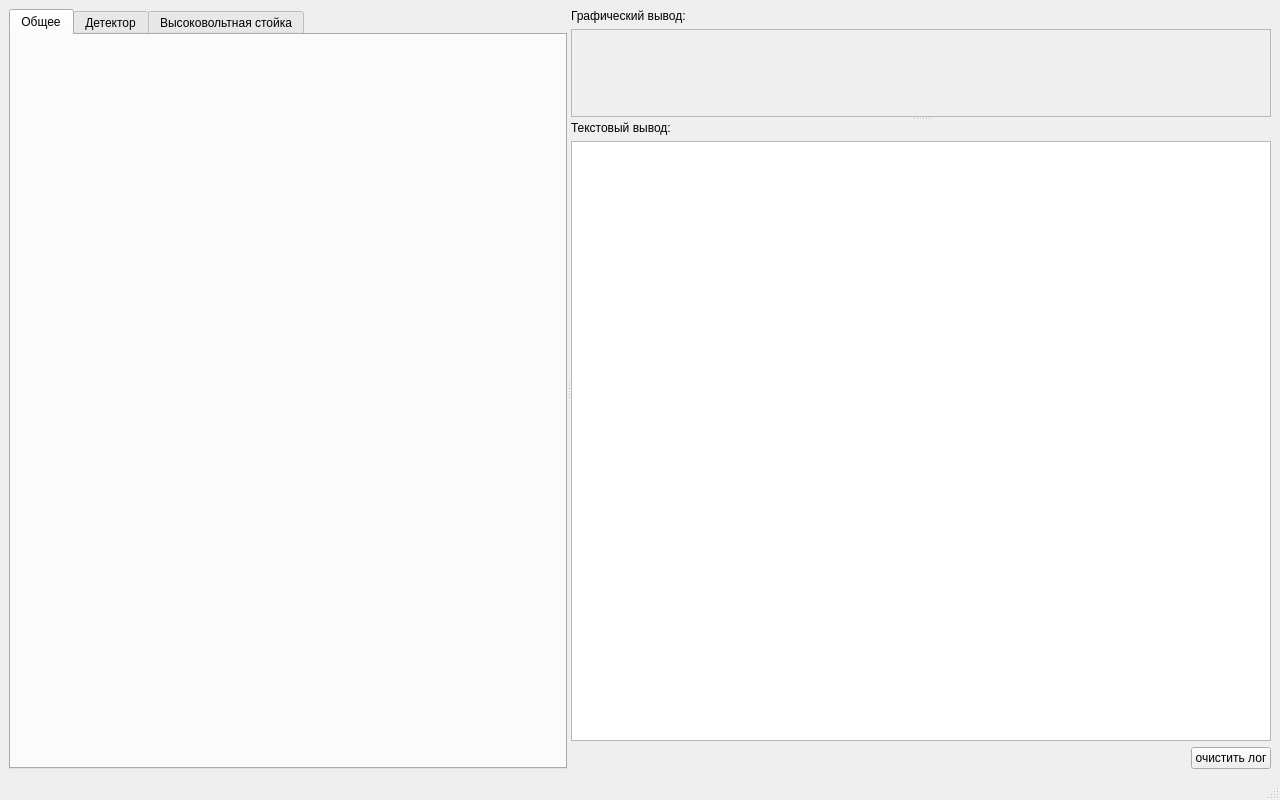
First picture: the form in CamacClient/camacclientform.ui, repository kapot65/online, before the edit.
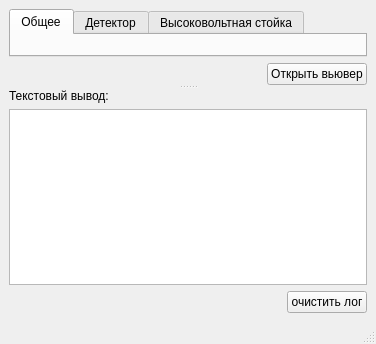
Second picture: the form after the edit.

Diff of the .ui file:
```diff
--- a/CamacClient/camacclientform.ui
+++ b/CamacClient/camacclientform.ui
@@ -6,8 +6,8 @@
    <rect>
     <x>0</x>
     <y>0</y>
-    <width>1280</width>
-    <height>800</height>
+    <width>376</width>
+    <height>344</height>
    </rect>
   </property>
   <property name="windowTitle">
@@ -16,12 +16,9 @@
   <widget class="QWidget" name="centralwidget">
    <layout class="QHBoxLayout" name="horizontalLayout_2">
     <item>
-     <widget class="QSplitter" name="splitter_2">
+     <widget class="QSplitter" name="splitter">
       <property name="orientation">
-       <enum>Qt::Horizontal</enum>
-      </property>
-      <property name="opaqueResize">
-       <bool>true</bool>
+       <enum>Qt::Vertical</enum>
       </property>
       <widget class="QWidget" name="verticalLayoutWidget_3">
        <layout class="QVBoxLayout" name="verticalLayout">
@@ -56,49 +53,29 @@
           </widget>
          </widget>
         </item>
-       </layout>
-      </widget>
-      <widget class="QSplitter" name="splitter">
-       <property name="sizePolicy">
-        <sizepolicy hsizetype="Expanding" vsizetype="Expanding">
-         <horstretch>0</horstretch>
-         <verstretch>0</verstretch>
-        </sizepolicy>
-       </property>
+        <item>
+         <layout class="QHBoxLayout" name="horizontalLayout_5">
+          <item>
+           <spacer name="horizontalSpacer_2">
        <property name="orientation">
-        <enum>Qt::Vertical</enum>
-       </property>
-       <widget class="QWidget" name="verticalLayoutWidget">
-        <layout class="QVBoxLayout" name="verticalLayout_8">
-         <property name="topMargin">
-          <number>0</number>
-         </property>
-         <property name="bottomMargin">
-          <number>0</number>
-         </property>
+             <enum>Qt::Horizontal</enum>
+            </property>
+            <property name="sizeHint" stdset="0">
+             <size>
+              <width>40</width>
+              <height>20</height>
+             </size>
+            </property>
+           </spacer>
+          </item>
          <item>
-          <widget class="QLabel" name="label">
+           <widget class="QPushButton" name="openViewerButton">
            <property name="text">
-            <string>Графический вывод:</string>
+             <string>Открыть вьювер</string>
            </property>
           </widget>
          </item>
-         <item>
-          <widget class="QFrame" name="graphFrame">
-           <property name="sizePolicy">
-            <sizepolicy hsizetype="Expanding" vsizetype="Expanding">
-             <horstretch>4</horstretch>
-             <verstretch>4</verstretch>
-            </sizepolicy>
-           </property>
-           <property name="frameShape">
-            <enum>QFrame::StyledPanel</enum>
-           </property>
-           <property name="frameShadow">
-            <enum>QFrame::Raised</enum>
-           </property>
-           <layout class="QVBoxLayout" name="verticalLayout_2"/>
-          </widget>
+         </layout>
          </item>
         </layout>
        </widget>
@@ -154,7 +131,6 @@
         </layout>
        </widget>
       </widget>
-     </widget>
     </item>
    </layout>
   </widget>
```
Left out of the diff: 9 changed lines with no effect on the pictures. Lines whose indentation alone changed are shown as unchanged.
